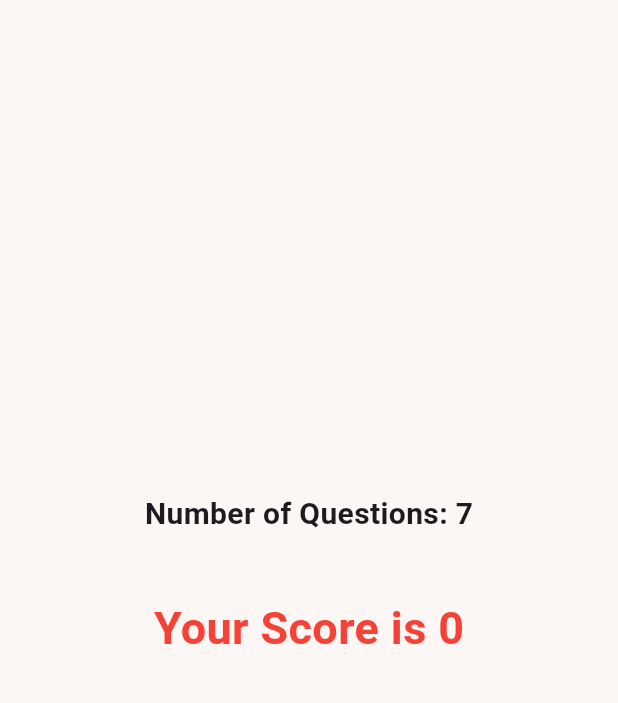
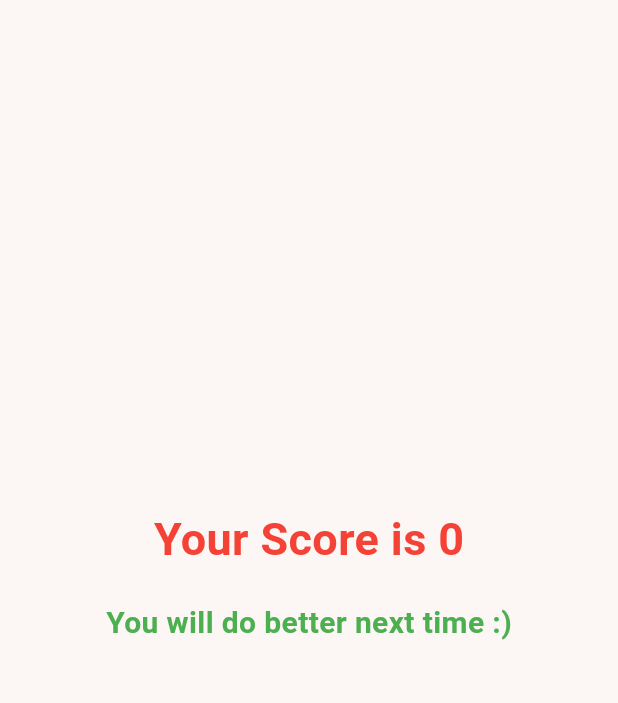
Before and after one commit to Eng-MostafaRamadan/ITI-Tasks, a Flutter app: the screen it shows after launch, after a tap on "Final Result", on a phone screen of 412 x 824 dp, the part 84-787 px from its top. Run offline on Flutter 3.47's test engine with Material 3 defaults, Android fonts, the phone set to English and light mode, and no system bars.

Commit message:
Update final_score.dart

```diff
--- a/day3_task/lib/final_score.dart
+++ b/day3_task/lib/final_score.dart
@@ -11,6 +11,24 @@ class FinalScore extends StatefulWidget {
 
 class _FinalScoreState extends State<FinalScore> {
   List<Widget> answerIcons = [];
+  String resultMessage = '';
+
+  void result(int correctAnswer) {
+    if (correctAnswer == 7) {
+      resultMessage = "You are Excellent";
+    } else if (correctAnswer > 3 || correctAnswer > 7) {
+      resultMessage = "Good job, keep improving!";
+    } else {
+      resultMessage = "You will do better next time :)";
+    }
+  }
+
+  @override
+  void initState() {
+    super.initState();
+    result(widget.correctAnswer);
+    setState(() {});
+  }
 
   @override
   Widget build(BuildContext context) {
@@ -33,19 +51,6 @@ class _FinalScoreState extends State<FinalScore> {
             width: double.infinity,
           ),
           Text(
-            "Number of Questions: 7",
-            style: const TextStyle(
-              fontWeight: FontWeight.bold,
-              fontSize: 20,
-            ),
-          ),
-          const SizedBox(height: 20),
-          Row(
-            mainAxisAlignment: MainAxisAlignment.center,
-            children: answerIcons,
-          ),
-          const SizedBox(height: 20),
-          Text(
             "Your Score is ${widget.correctAnswer}",
             style: TextStyle(
               fontWeight: FontWeight.bold,
@@ -53,6 +58,15 @@ class _FinalScoreState extends State<FinalScore> {
               color: Colors.red,
             ),
           ),
+          SizedBox(height: 20),
+          Text(
+            resultMessage,
+            style: TextStyle(
+              fontWeight: FontWeight.bold,
+              fontSize: 20,
+              color: Colors.green,
+            ),
+          ),
         ],
       ),
     );
```
